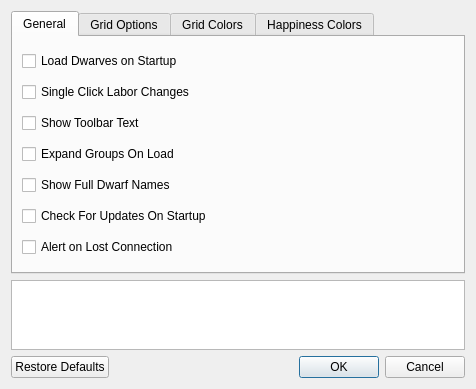
This is ui/optionsmenu.ui in Dwarf-Therapist/Dwarf-Therapist as Qt 5 draws it before an edit. The edited form follows.
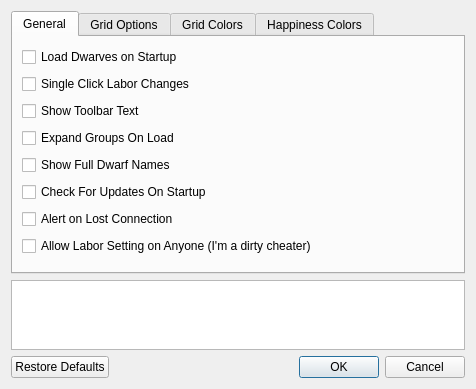
This is the edited form. Icons and pictures are not drawn.

Commit message: * Added labor cheating option to main options tab (when checked you can set labors on anything) (Fixed issue 125)  * Fixed bad drawing of happiness cells (no OS highlight anymore)  * Classified some more jobs  * Fixed some unsigned/signed comparison warnings in dfinstance.cpp

Patch:
```diff
--- a/ui/optionsmenu.ui
+++ b/ui/optionsmenu.ui
@@ -159,6 +159,16 @@
          </property>
         </widget>
        </item>
+       <item>
+        <widget class="QCheckBox" name="cb_labor_cheats">
+         <property name="statusTip">
+          <string>When checked, you can apply labors to dwarfs that the game does not allow such as children and nobles &lt;b&gt;&lt;font color=&quot;red&quot;&gt;This is cheating!&lt;/font&gt;&lt;/b&gt;</string>
+         </property>
+         <property name="text">
+          <string>Allow Labor Setting on Anyone (I'm a dirty cheater)</string>
+         </property>
+        </widget>
+       </item>
       </layout>
      </widget>
      <widget class="QWidget" name="tab_grid_options">
```
The commit also changes 14 other files.
